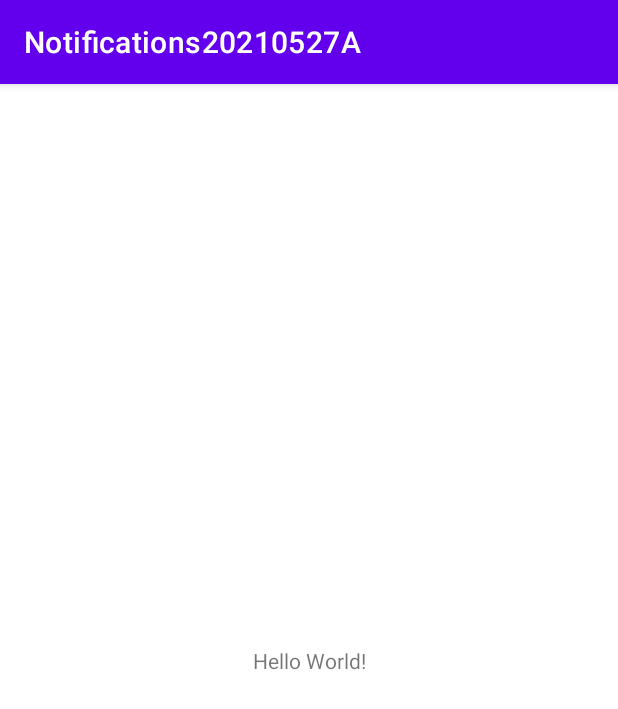
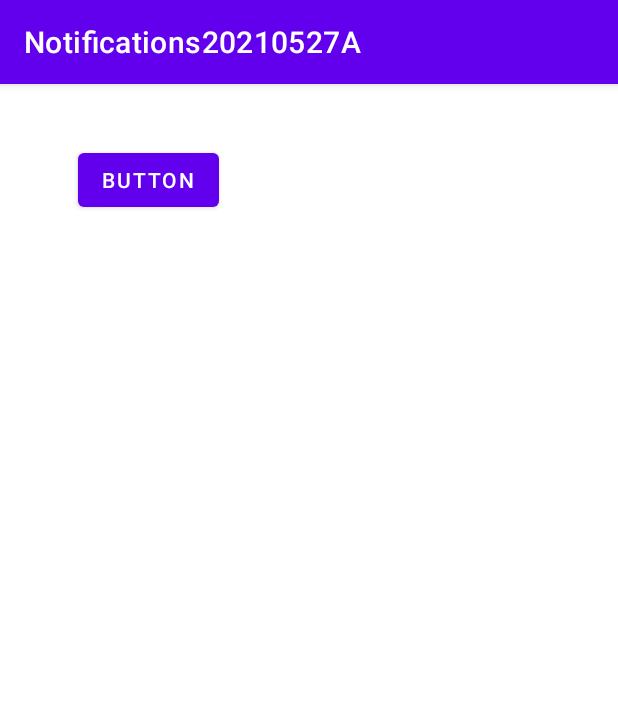
Before and after one commit to haqnawaz99/Notifications20210527A, an Android app: the screen it shows after launch (MainActivity), on a phone screen of 412 x 824 dp. Shown: the top 709 px of the screen. Run offline under Robolectric (Android 15) with nearby library versions, the phone set to English and light mode, and no system bars.

```diff
--- /dev/null
+++ b/app/src/main/res/drawable/ic_baseline_account_balance_24.xml
@@ -0,0 +1,9 @@
+<vector android:height="24dp" android:tint="#EA1812"
+    android:viewportHeight="24" android:viewportWidth="24"
+    android:width="24dp" xmlns:android="http://schemas.android.com/apk/res/android">
+    <path android:fillColor="@android:color/white" android:pathData="M4,10h3v7h-3z"/>
+    <path android:fillColor="@android:color/white" android:pathData="M10.5,10h3v7h-3z"/>
+    <path android:fillColor="@android:color/white" android:pathData="M2,19h20v3h-20z"/>
+    <path android:fillColor="@android:color/white" android:pathData="M17,10h3v7h-3z"/>
+    <path android:fillColor="@android:color/white" android:pathData="M12,1l-10,5l0,2l20,0l0,-2z"/>
+</vector>
--- a/app/src/main/res/layout/activity_main.xml
+++ b/app/src/main/res/layout/activity_main.xml
@@ -6,13 +6,14 @@
     android:layout_height="match_parent"
     tools:context=".MainActivity">
 
-    <TextView
+    <Button
+        android:id="@+id/btnShowNotification"
         android:layout_width="wrap_content"
         android:layout_height="wrap_content"
-        android:text="Hello World!"
-        app:layout_constraintBottom_toBottomOf="parent"
-        app:layout_constraintLeft_toLeftOf="parent"
-        app:layout_constraintRight_toRightOf="parent"
+        android:layout_marginStart="52dp"
+        android:layout_marginTop="40dp"
+        android:text="Button"
+        app:layout_constraintStart_toStartOf="parent"
+        android:onClick="ShowNotfication"
         app:layout_constraintTop_toTopOf="parent" />
-
 </androidx.constraintlayout.widget.ConstraintLayout>
--- a/app/src/main/res/values/strings.xml
+++ b/app/src/main/res/values/strings.xml
@@ -1,3 +1,4 @@
 <resources>
     <string name="app_name">Notifications20210527A</string>
+    <string name="ID">ID</string>
 </resources>
```
Also changed, not shown: app/src/main/java/haqnawaz/org/notifications20210527a/MainActivity.java (+21 -0 lines).
